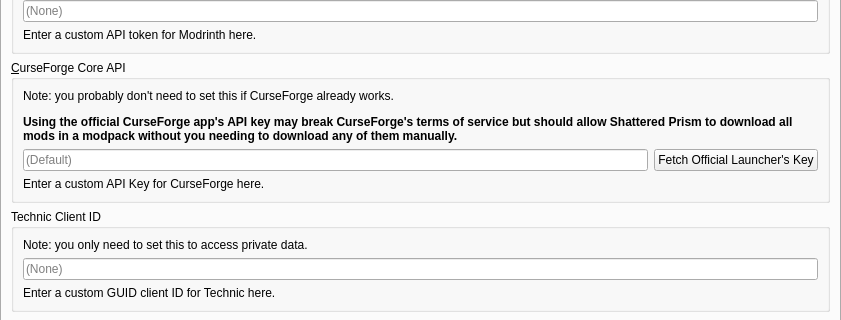
MinWixMods/ShatteredPrism, file launcher/ui/pages/global/APIPage.ui: the form before one commit; both pictures show x 0 to 841 and y 193 to 513 of the 841 by 620 pixel window.
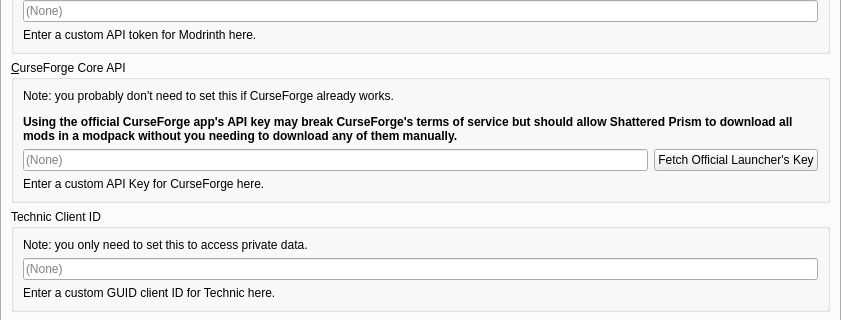
The form after the commit. The open tabs and pages were chosen to show the change.

Commit message: Show CurseForge in new instance dialog even if no API key

```diff
--- a/launcher/ui/pages/global/APIPage.ui
+++ b/launcher/ui/pages/global/APIPage.ui
@@ -274,7 +274,7 @@
              <bool>true</bool>
             </property>
             <property name="placeholderText">
-             <string>(Default)</string>
+             <string>(None)</string>
             </property>
            </widget>
           </item>
```
The commit also changes 1 other file.
